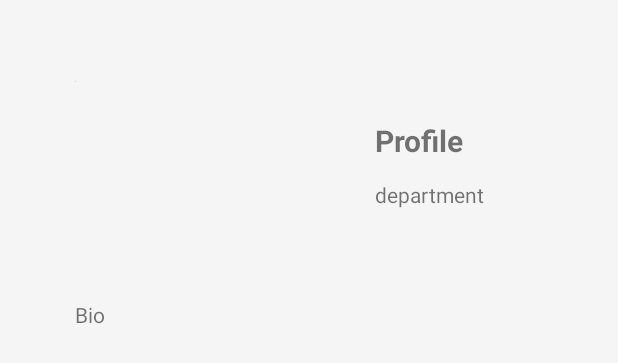
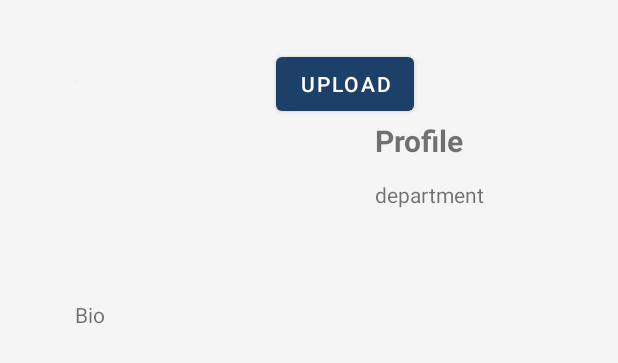
Before and after one commit to aemirbosnak/BilGit, an Android app: the layout profile_fragment.xml on its own in the app's theme, with its tools: preview values and no code run, on a phone screen of 412 x 824 dp. Shown: the top 363 px of the screen. Run offline under Robolectric (Android 15) with nearby library versions, the phone set to English and light mode, and no system bars.

Commit message:
*Firebage Storage Upload from Profile Fragment *Friends array retrieving from firebase

```diff
--- a/app/build.gradle
+++ b/app/build.gradle
@@ -52,4 +52,5 @@ dependencies {
 
     implementation 'com.google.firebase:firebase-auth'
     implementation 'com.google.firebase:firebase-database'
+    implementation 'com.google.firebase:firebase-storage'
 }
--- a/app/src/main/java/com/example/trybil/viewmodel/MainViewModel.java
+++ b/app/src/main/java/com/example/trybil/viewmodel/MainViewModel.java
@@ -1,6 +1,7 @@
 package com.example.trybil.viewmodel;
 
 import android.app.Application;
+import android.net.Uri;
 
 import androidx.annotation.NonNull;
 import androidx.lifecycle.AndroidViewModel;
@@ -35,6 +36,10 @@ public class MainViewModel extends AndroidViewModel {
         mainRepository.searchUser(username);
     }
 
+    public void uploadPic(Uri image) {
+        mainRepository.uploadPic(image);
+    }
+
     public MutableLiveData<User> getUser() {
         return user;
     }
--- a/app/src/main/res/layout/profile_fragment.xml
+++ b/app/src/main/res/layout/profile_fragment.xml
@@ -65,4 +65,15 @@
         app:layout_constraintStart_toStartOf="parent"
         app:layout_constraintTop_toTopOf="parent"/>
 
+    <Button
+        android:id="@+id/btnUp"
+        android:layout_width="wrap_content"
+        android:layout_height="wrap_content"
+        android:layout_marginTop="32dp"
+        android:text="upload"
+        app:layout_constraintEnd_toEndOf="parent"
+        app:layout_constraintHorizontal_bias="0.575"
+        app:layout_constraintStart_toEndOf="@+id/imageView"
+        app:layout_constraintTop_toTopOf="parent" />
+
 </androidx.constraintlayout.widget.ConstraintLayout>
```
Also changed, not shown: app/src/main/java/com/example/trybil/model/MainRepository.java (+15 -0 lines), app/src/main/java/com/example/trybil/view/ProfileFragment.java (+25 -1 lines).
